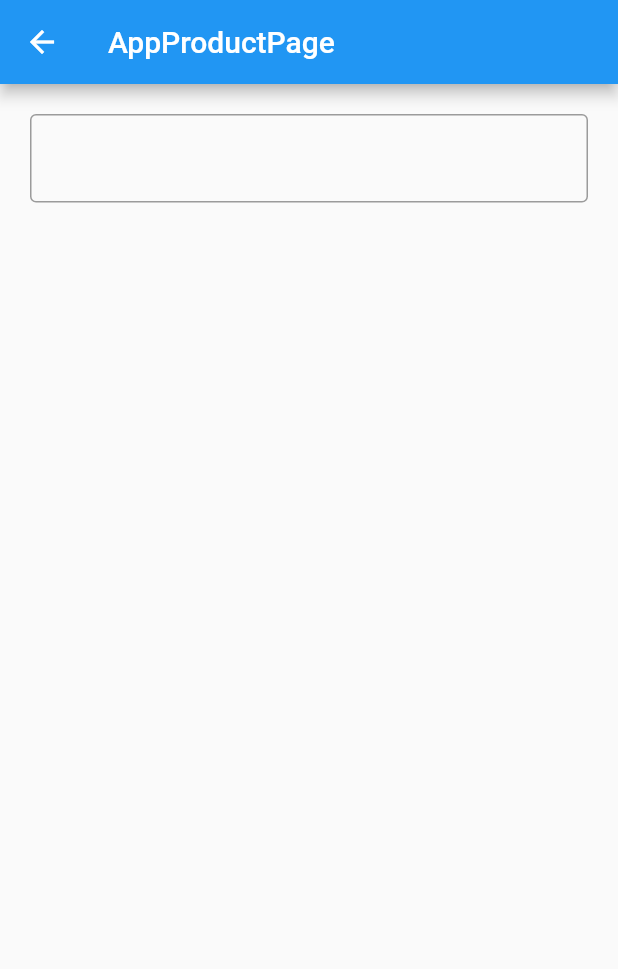
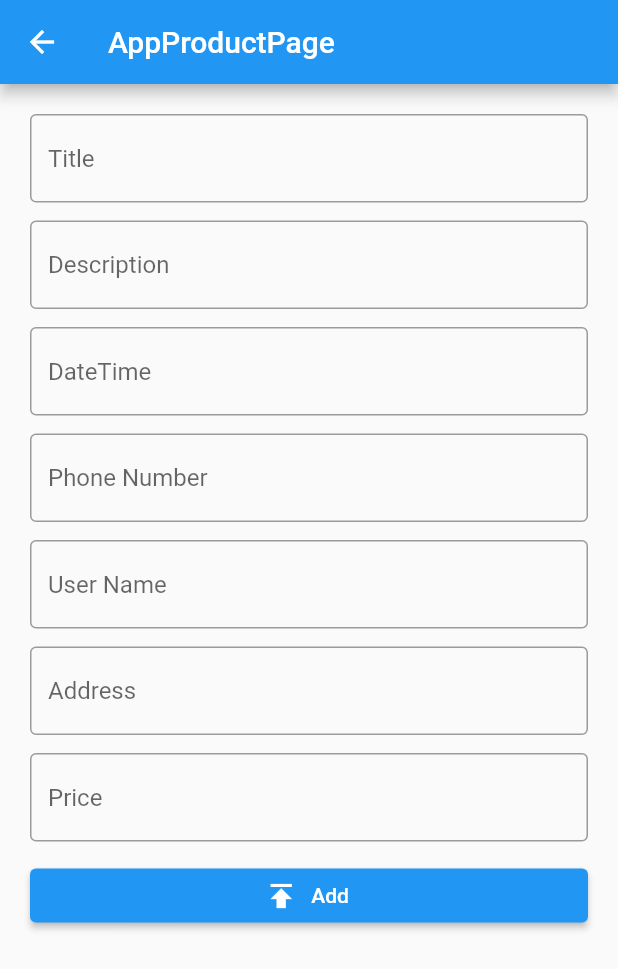
Before and after one commit to Ayzadaa/jarnama_app, a Flutter app: the AppProductPage screen opened directly, on a phone screen of 412 x 824 dp. Shown: the top 969 px of the screen. Run offline on Flutter 3.47's test engine with Material 2 defaults, Android fonts, the phone set to English and light mode, and no system bars; our stand-ins replace firebase_core; accounts and stored records are empty.

Commit message:
ad  models and new pages

```diff
--- a/lib/app_product/page/app_product_page.dart
+++ b/lib/app_product/page/app_product_page.dart
@@ -1,10 +1,19 @@
+import 'package:flutter/cupertino.dart';
 import 'package:flutter/material.dart';
+import 'package:jarnama_app/components/custom_tex_field.dart';
 
 class AppProductPage extends StatelessWidget {
   const AppProductPage({Key? key}) : super(key: key);
 
   @override
   Widget build(BuildContext context) {
+    final _title = TextEditingController();
+    final _descr = TextEditingController();
+    final _dateTime = TextEditingController();
+    final _phone = TextEditingController();
+    final _userName = TextEditingController();
+    final _address = TextEditingController();
+    final _price = TextEditingController();
     return Scaffold(
       appBar: AppBar(
         title: const Text('AppProductPage'),
@@ -12,36 +21,70 @@ class AppProductPage extends StatelessWidget {
       body: Padding(
         padding: const EdgeInsets.all(20.0),
         child: ListView(
-          children: [CustomTextField()],
+          children: [
+            CustomTextField(
+              controller: _title,
+              hinText: 'Title',
+            ),
+            const SizedBox(height: 12),
+            CustomTextField(
+              controller: _descr,
+              hinText: 'Description',
+            ),
+            const SizedBox(height: 12),
+            CustomTextField(
+              controller: _dateTime,
+              hinText: 'DateTime',
+              onTap: () async {
+                showCupertinoModalPopup(
+                    context: context,
+                    builder: (BuildContext builder) {
+                      return Container(
+                        height: MediaQuery.of(context).copyWith().size.height *
+                            0.25,
+                        color: Colors.white,
+                        child: CupertinoDatePicker(
+                          mode: CupertinoDatePickerMode.date,
+                          onDateTimeChanged: (value) {
+                            _dateTime.text = value.toString();
+                          },
+                          initialDateTime: DateTime.now(),
+                          minimumYear: 2000,
+                          maximumYear: 3000,
+                        ),
+                      );
+                    });
+              },
+            ),
+            const SizedBox(height: 12),
+            CustomTextField(
+              controller: _phone,
+              hinText: 'Phone Number',
+            ),
+            const SizedBox(height: 12),
+            CustomTextField(
+              controller: _userName,
+              hinText: 'User Name',
+            ),
+            const SizedBox(height: 12),
+            CustomTextField(
+              controller: _address,
+              hinText: 'Address',
+            ),
+            const SizedBox(height: 12),
+            CustomTextField(
+              controller: _price,
+              hinText: 'Price',
+            ),
+            const SizedBox(height: 12),
+            ElevatedButton.icon(
+              onPressed: () {},
+              icon: const Icon(Icons.publish),
+              label: const Text('Add'),
+            ),
+          ],
         ),
       ),
     );
   }
 }
-
-class CustomTextField extends StatelessWidget {
-  const CustomTextField({
-    Key? key,
-    this.hinText,
-    this.controller,
-    this.prefixIcon,
-    this.suffixIcon,
-  }) : super(key: key);
-  final String? hinText;
-  final TextEditingController? controller;
-  //
-  final Widget? prefixIcon;
-  final Widget? suffixIcon;
-
-  @override
-  Widget build(BuildContext context) {
-    return TextFormField(
-      decoration: InputDecoration(
-        hintText: hinText ?? '',
-        prefixIcon: prefixIcon,
-        suffixIcon: suffixIcon,
-        border: const OutlineInputBorder(),
-      ),
-    );
-  }
-}
--- /dev/null
+++ b/lib/components/custom_tex_field.dart
@@ -0,0 +1,33 @@
+import 'package:flutter/material.dart';
+
+class CustomTextField extends StatelessWidget {
+  const CustomTextField({
+    Key? key,
+    this.hinText,
+    this.controller,
+    this.prefixIcon,
+    this.suffixIcon,
+    this.onTap,
+    this.maxLines,
+  }) : super(key: key);
+  final String? hinText;
+  final TextEditingController? controller;
+  final void Function()? onTap;
+  final Widget? prefixIcon;
+  final Widget? suffixIcon;
+  final int? maxLines;
+
+  @override
+  Widget build(BuildContext context) {
+    return TextFormField(
+      onTap: onTap,
+      maxLines: maxLines,
+      decoration: InputDecoration(
+        hintText: hinText ?? '',
+        prefixIcon: prefixIcon,
+        suffixIcon: suffixIcon,
+        border: const OutlineInputBorder(),
+      ),
+    );
+  }
+}
```
